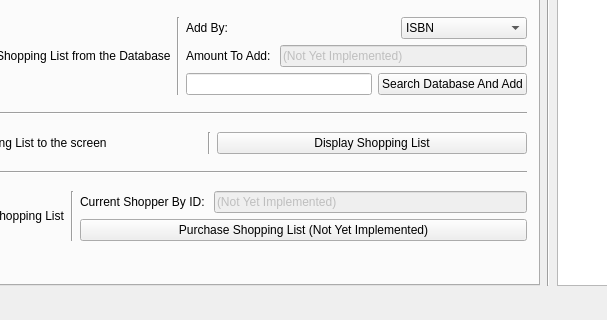
Above: BSI/mainwindow.ui from Awsomeman328/CPP2Group4Assignment2BookstoreInventory before the change; both pictures show x 131 to 738 and y 544 to 864 of the 1280 by 864 pixel window. Below: the same form after it.
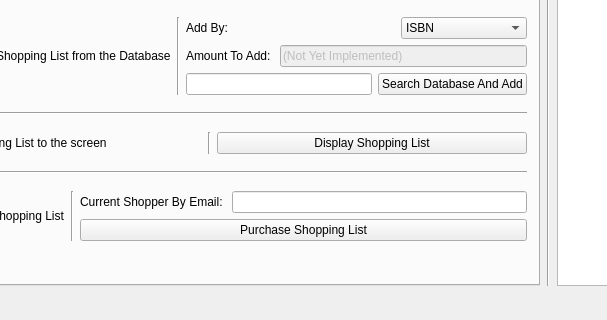
That is the form after the change.

Commit message: Finishing the Purchasing Shopping List Functionality

The edit to the form file:
```diff
--- a/BSI/mainwindow.ui
+++ b/BSI/mainwindow.ui
@@ -601,17 +601,17 @@
                   <item>
                    <widget class="QLabel" name="labelCurrentShopper">
                     <property name="text">
-                     <string>Current Shopper By ID: </string>
+                     <string>Current Shopper By Email: </string>
                     </property>
                    </widget>
                   </item>
                   <item>
                    <widget class="QLineEdit" name="lineEditCurrentShopper">
                     <property name="enabled">
-                     <bool>false</bool>
+                     <bool>true</bool>
                     </property>
                     <property name="text">
-                     <string>(Not Yet Implemented)</string>
+                     <string/>
                     </property>
                    </widget>
                   </item>
@@ -620,7 +620,7 @@
                 <item>
                  <widget class="QPushButton" name="pushButtonPurchaseShoppingList">
                   <property name="text">
-                   <string>Purchase Shopping List (Not Yet Implemented)</string>
+                   <string>Purchase Shopping List</string>
                   </property>
                  </widget>
                 </item>
```
Left out of the diff: 4 changed lines with no effect on the pictures. The commit also changes 11 other files.
